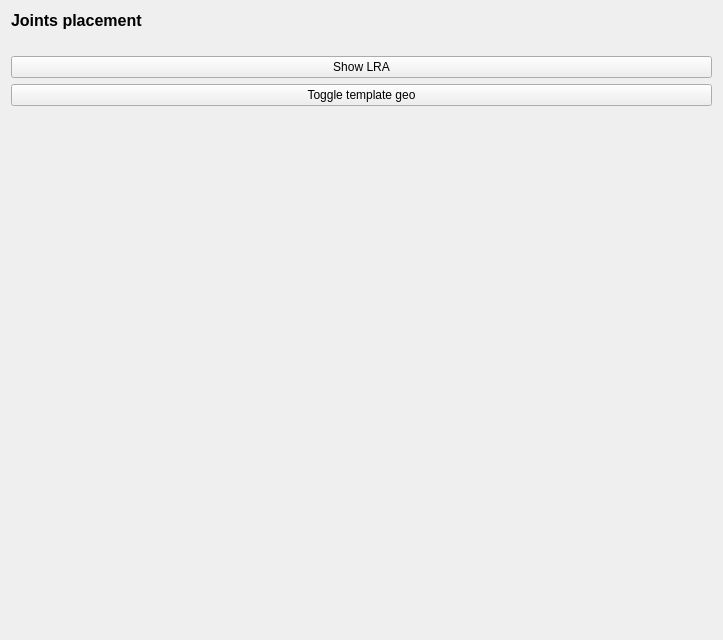
First picture: the form in forms/PageJointPlacement.ui, repository ThomasEscalle/WombatAutoRig, before the edit.
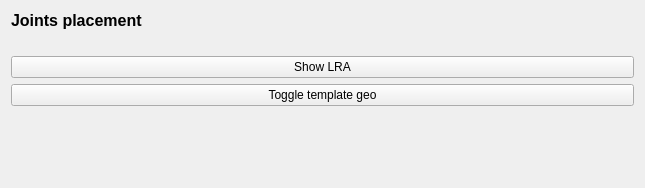
Second picture: the form after the edit.

What changed in the file:
```diff
--- a/forms/PageJointPlacement.ui
+++ b/forms/PageJointPlacement.ui
@@ -6,8 +6,8 @@
    <rect>
     <x>0</x>
     <y>0</y>
-    <width>723</width>
-    <height>640</height>
+    <width>645</width>
+    <height>188</height>
    </rect>
   </property>
   <property name="windowTitle">
```
